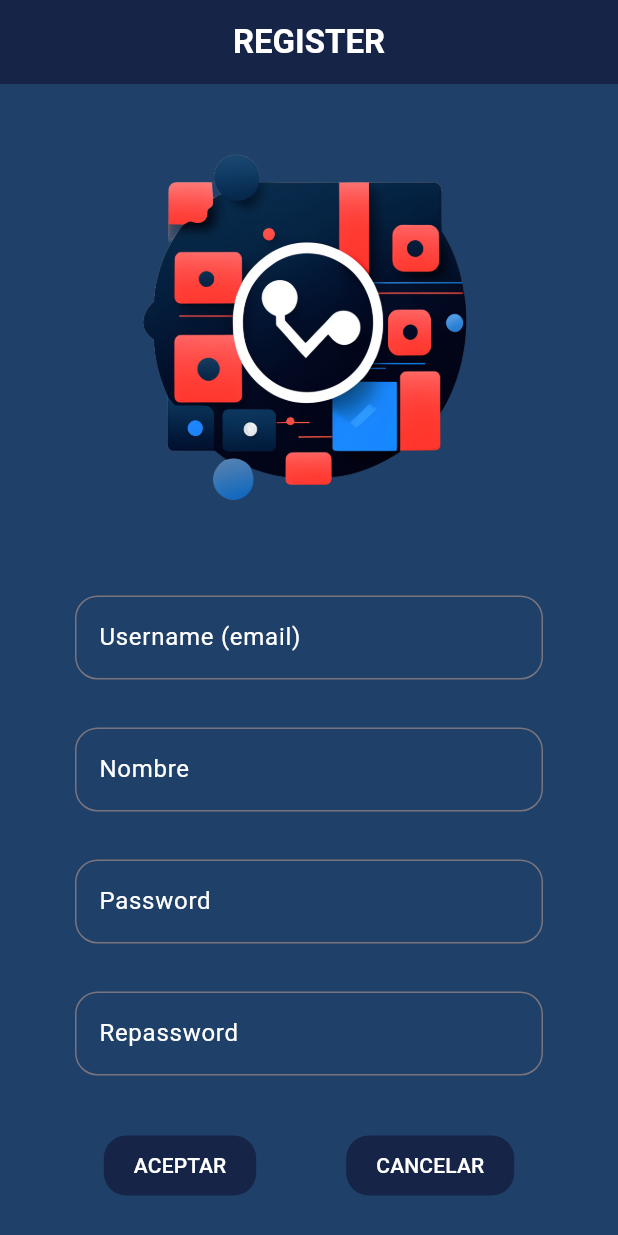
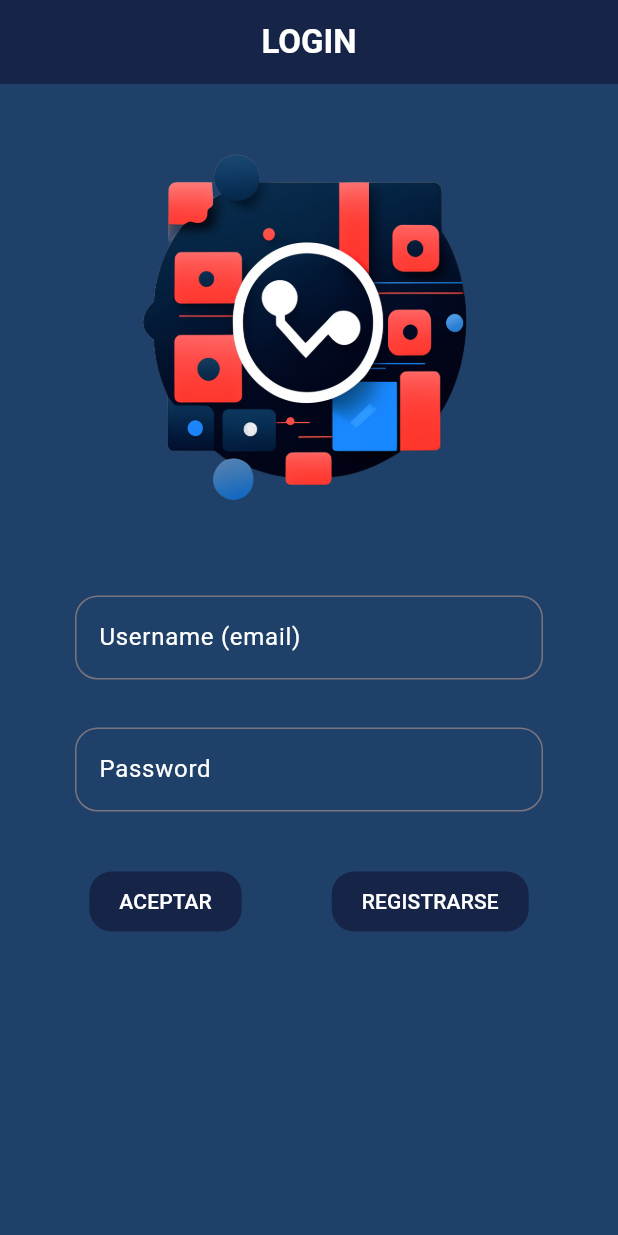
Before and after one commit to marcomar31/ExamenPMDM_PSP_MMartinez_1EV, a Flutter app: the screen it shows after launch, on a phone screen of 412 x 824 dp. Run offline on Flutter 3.47's test engine with Material 3 defaults, Android fonts, the phone set to English and light mode, and no system bars; our stand-ins replace firebase_core; accounts and stored records are empty; generated files the repository leaves out were written again.

Commit message:
PMDM: P2) He programado las transiciones entre las pantallas Splash, Login, y Register del OnBoarding.

```diff
--- a/lib/MyApp.dart
+++ b/lib/MyApp.dart
@@ -15,7 +15,7 @@ class MyApp extends StatelessWidget {
         '/login_view': (context) => LoginView(),
         '/register_view': (context) => RegisterView(),
       },
-      initialRoute: '/register_view',
+      initialRoute: '/splash_view',
     );
   }
 }
--- a/lib/OnBoarding/LoginView.dart
+++ b/lib/OnBoarding/LoginView.dart
@@ -13,7 +13,7 @@ class LoginView extends StatelessWidget {
 
 
   void onPressedRegistrar() {
-
+    Navigator.of(_context).popAndPushNamed("/register_view");
   }
 
   void onPressedAceptar() async {
--- a/lib/OnBoarding/RegisterView.dart
+++ b/lib/OnBoarding/RegisterView.dart
@@ -18,7 +18,7 @@ class RegisterView extends StatelessWidget {
   }
 
   void onPressedCancelar() {
-
+    Navigator.of(_context).popAndPushNamed("/login_view");
   }
 
   @override
```
Also changed, not shown: lib/OnBoarding/SplashView.dart (+10 -1 lines).
